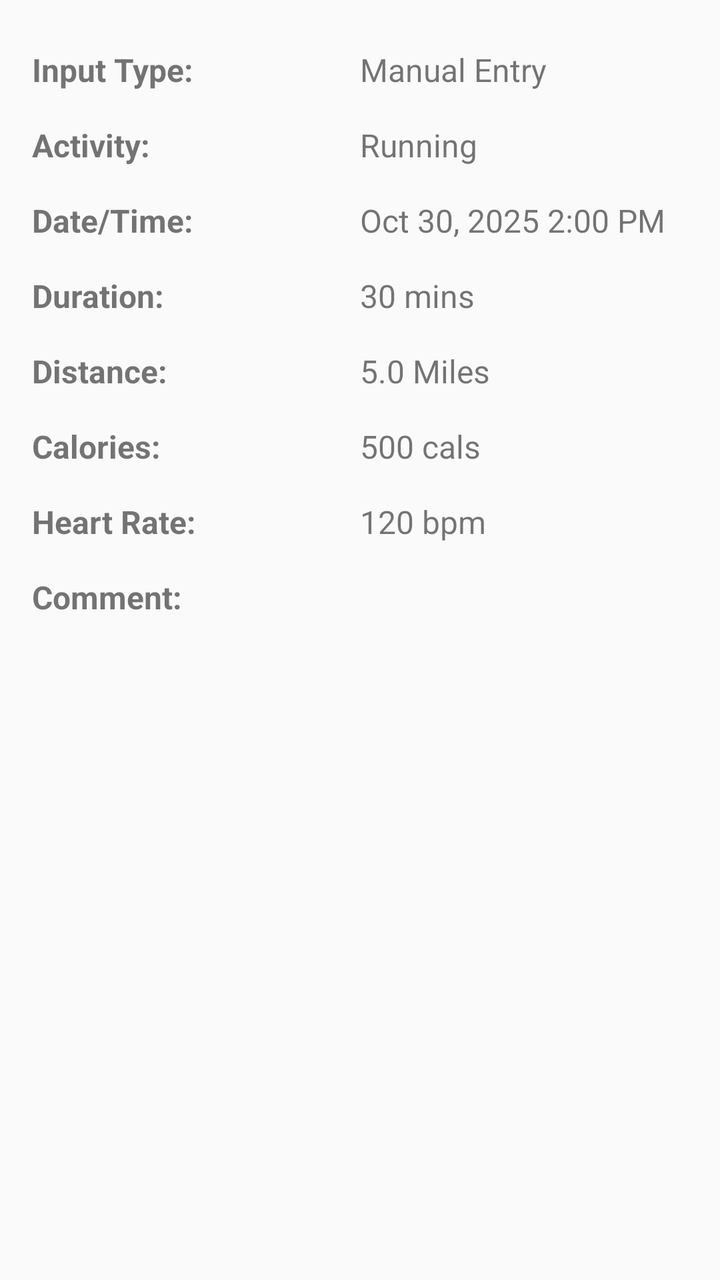
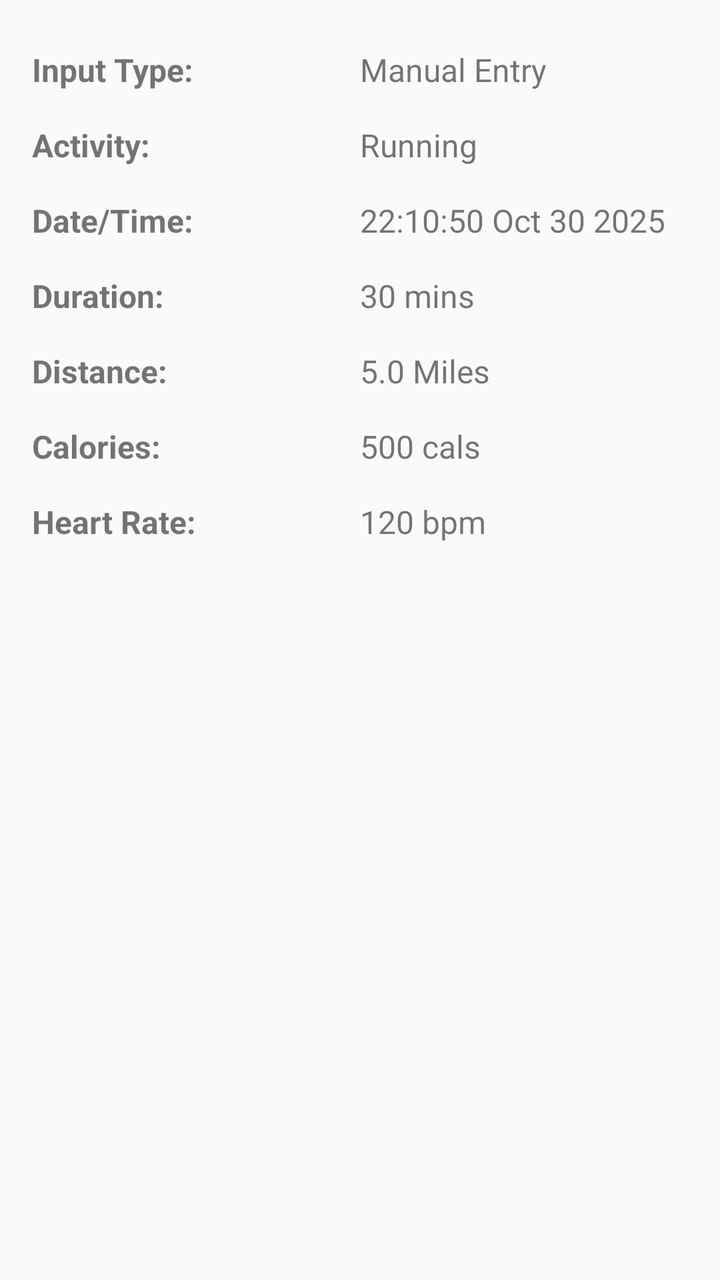

Before-and-after screenshots of an Android layout around one commit, followed by the original layout XML and the change that was made.
<!-- AndroidManifest.xml: activity theme Theme.Kunlong_He_MyRuns3 -->
<!-- res/layout/activity_display_entry.xml -->
<?xml version="1.0" encoding="utf-8"?>
<ScrollView xmlns:android="http://schemas.android.com/apk/res/android"
    android:layout_width="match_parent"
    android:layout_height="match_parent"
    android:fillViewport="true">

    <LinearLayout
        android:layout_width="match_parent"
        android:layout_height="wrap_content"
        android:orientation="vertical"
        android:padding="16dp">

        <LinearLayout
            android:layout_width="match_parent"
            android:layout_height="wrap_content"
            android:orientation="horizontal"
            android:paddingVertical="8dp">
            <TextView
                android:layout_width="0dp"
                android:layout_height="wrap_content"
                android:layout_weight="1"
                android:text="Input Type:"
                android:textStyle="bold"
                android:textSize="16sp" />
            <TextView
                android:id="@+id/tv_input_type"
                android:layout_width="0dp"
                android:layout_height="wrap_content"
                android:layout_weight="1"
                android:text="Manual Entry"
                android:textSize="16sp" />
        </LinearLayout>

        <LinearLayout
            android:layout_width="match_parent"
            android:layout_height="wrap_content"
            android:orientation="horizontal"
            android:paddingVertical="8dp">
            <TextView
                android:layout_width="0dp"
                android:layout_height="wrap_content"
                android:layout_weight="1"
                android:text="Activity:"
                android:textStyle="bold"
                android:textSize="16sp" />
            <TextView
                android:id="@+id/tv_activity_type"
                android:layout_width="0dp"
                android:layout_height="wrap_content"
                android:layout_weight="1"
                android:text="Running"
                android:textSize="16sp" />
        </LinearLayout>

        <LinearLayout
            android:layout_width="match_parent"
            android:layout_height="wrap_content"
            android:orientation="horizontal"
            android:paddingVertical="8dp">
            <TextView
                android:layout_width="0dp"
                android:layout_height="wrap_content"
                android:layout_weight="1"
                android:text="Date/Time:"
                android:textStyle="bold"
                android:textSize="16sp" />
            <TextView
                android:id="@+id/tv_date_time"
                android:layout_width="0dp"
                android:layout_height="wrap_content"
                android:layout_weight="1"
                android:text="Oct 30, 2025 2:00 PM"
                android:textSize="16sp" />
        </LinearLayout>

        <LinearLayout
            android:layout_width="match_parent"
            android:layout_height="wrap_content"
            android:orientation="horizontal"
            android:paddingVertical="8dp">
            <TextView
                android:layout_width="0dp"
                android:layout_height="wrap_content"
                android:layout_weight="1"
                android:text="Duration:"
                android:textStyle="bold"
                android:textSize="16sp" />
            <TextView
                android:id="@+id/tv_duration"
                android:layout_width="0dp"
                android:layout_height="wrap_content"
                android:layout_weight="1"
                android:text="30 mins"
                android:textSize="16sp" />
        </LinearLayout>

        <LinearLayout
            android:layout_width="match_parent"
            android:layout_height="wrap_content"
            android:orientation="horizontal"
            android:paddingVertical="8dp">
            <TextView
                android:layout_width="0dp"
                android:layout_height="wrap_content"
                android:layout_weight="1"
                android:text="Distance:"
                android:textStyle="bold"
                android:textSize="16sp" />
            <TextView
                android:id="@+id/tv_distance"
                android:layout_width="0dp"
                android:layout_height="wrap_content"
                android:layout_weight="1"
                android:text="5.0 Miles"
                android:textSize="16sp" />
        </LinearLayout>

        <LinearLayout
            android:layout_width="match_parent"
            android:layout_height="wrap_content"
            android:orientation="horizontal"
            android:paddingVertical="8dp">
            <TextView
                android:layout_width="0dp"
                android:layout_height="wrap_content"
                android:layout_weight="1"
                android:text="Calories:"
                android:textStyle="bold"
                android:textSize="16sp" />
            <TextView
                android:id="@+id/tv_calories"
                android:layout_width="0dp"
                android:layout_height="wrap_content"
                android:layout_weight="1"
                android:text="500 cals"
                android:textSize="16sp" />
        </LinearLayout>

        <LinearLayout
            android:layout_width="match_parent"
            android:layout_height="wrap_content"
            android:orientation="horizontal"
            android:paddingVertical="8dp">
            <TextView
                android:layout_width="0dp"
                android:layout_height="wrap_content"
                android:layout_weight="1"
                android:text="Heart Rate:"
                android:textStyle="bold"
                android:textSize="16sp" />
            <TextView
                android:id="@+id/tv_heart_rate"
                android:layout_width="0dp"
                android:layout_height="wrap_content"
                android:layout_weight="1"
                android:text="120 bpm"
                android:textSize="16sp" />
        </LinearLayout>

        <LinearLayout
            android:layout_width="match_parent"
            android:layout_height="wrap_content"
            android:orientation="vertical"
            android:paddingVertical="8dp">
            <TextView
                android:layout_width="match_parent"
                android:layout_height="wrap_content"
                android:text="Comment:"
                android:textStyle="bold"
                android:textSize="16sp" />
            <TextView
                android:id="@+id/tv_comment"
                android:layout_width="match_parent"
                android:layout_height="wrap_content"
                android:layout_marginTop="4dp"
                android:text=""
                android:textSize="16sp"
                android:minHeight="48dp" />
        </LinearLayout>

    </LinearLayout>
</ScrollView>
<!-- resources referenced by this layout -->
<resources>
  <style name="Theme.Kunlong_He_MyRuns3" parent="Theme.AppCompat.Light.DarkActionBar">
          <item name="colorPrimary">@color/gray_500</item>
          <item name="colorPrimaryDark">@color/gray_700</item>
          <item name="colorAccent">@color/teal_200</item>
      </style>
  <color name="gray_500">#FF607D8B</color>
  <color name="gray_700">#FF455A64</color>
  <color name="teal_200">#FF03DAC5</color>
</resources>

<!-- the commit's change to res/layout/activity_display_entry.xml (unified diff, before → after) -->
@@ -69,7 +69,7 @@
                 android:layout_width="0dp"
                 android:layout_height="wrap_content"
                 android:layout_weight="1"
-                android:text="Oct 30, 2025 2:00 PM"
+                android:text="22:10:50 Oct 30 2025"
                 android:textSize="16sp" />
         </LinearLayout>
 
@@ -157,26 +157,5 @@
                 android:textSize="16sp" />
         </LinearLayout>
 
-        <LinearLayout
-            android:layout_width="match_parent"
-            android:layout_height="wrap_content"
-            android:orientation="vertical"
-            android:paddingVertical="8dp">
-            <TextView
-                android:layout_width="match_parent"
-                android:layout_height="wrap_content"
-                android:text="Comment:"
-                android:textStyle="bold"
-                android:textSize="16sp" />
-            <TextView
-                android:id="@+id/tv_comment"
-                android:layout_width="match_parent"
-                android:layout_height="wrap_content"
-                android:layout_marginTop="4dp"
-                android:text=""
-                android:textSize="16sp"
-                android:minHeight="48dp" />
-        </LinearLayout>
-
     </LinearLayout>
 </ScrollView>
